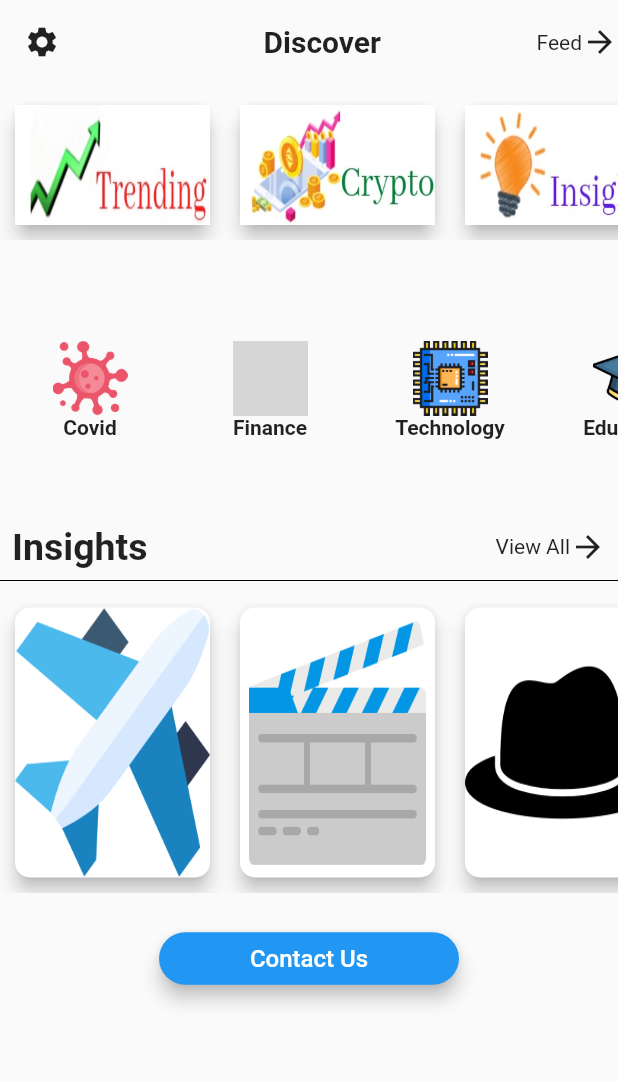
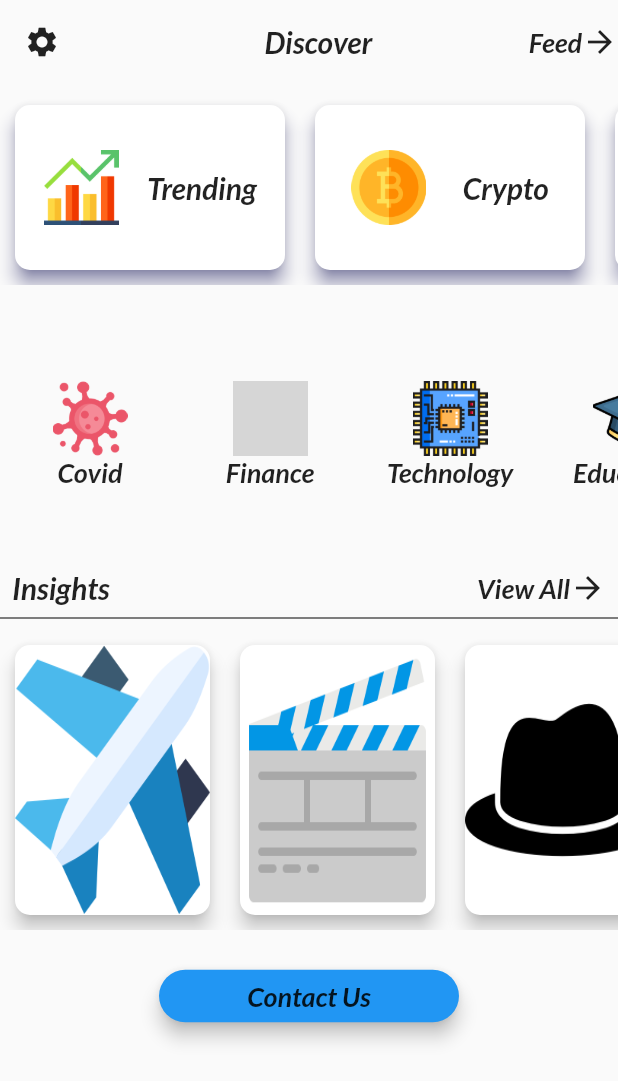
Before and after one commit to Himanshuranjan30/NewsApp-Flutter, a Flutter app: the screen it shows after launch, on a phone screen of 412 x 824 dp. Shown: the top 1081 px of the screen. Run offline on Flutter 3.47's test engine with Material 2 defaults, Android fonts, the light colour scheme and no system bars; our stand-ins replace flutter_local_notifications, get, google_fonts; network calls fail; grey boxes are pictures that could not be loaded.

Commit message:
Ui changes

```diff
--- a/lib/screens/Homepage.dart
+++ b/lib/screens/Homepage.dart
@@ -10,7 +10,7 @@ import 'package:newsapp/widgets/InsightTile.dart';
 import 'package:newsapp/widgets/categorytile.dart';
 import 'package:flutter_local_notifications/flutter_local_notifications.dart';
 import 'package:http/http.dart' as http;
-
+import 'package:google_fonts/google_fonts.dart';
 import '../main.dart';
 
 class HomePage extends StatefulWidget {
@@ -72,7 +72,7 @@ class _HomePageState extends State<HomePage> {
   // }
 
   Future scheduledNotification() async {
-    var interval = RepeatInterval.hourly;
+    var interval = RepeatInterval.everyMinute;
 
     var androidPlatformChannelSpecifics = AndroidNotificationDetails(
       'alarm_notif',
@@ -138,15 +138,23 @@ class _HomePageState extends State<HomePage> {
                 padding: const EdgeInsets.only(left: 32.0),
                 child: Text(
                   "Discover",
-                  style: TextStyle(
-                      fontStyle: FontStyle.normal,
-                      fontWeight: FontWeight.bold,
-                      fontSize: 20),
+                  style: GoogleFonts.lato(
+                    fontSize: 20,
+                    fontStyle: FontStyle.italic,
+                    fontWeight: FontWeight.bold,
+                  ),
                 ),
               ),
               Row(
                 children: [
-                  Text("Feed"),
+                  Text(
+                    "Feed",
+                    style: GoogleFonts.lato(
+                      fontSize: 18,
+                      fontStyle: FontStyle.italic,
+                      fontWeight: FontWeight.bold,
+                    ),
+                  ),
                   Icon(Icons.arrow_forward_sharp),
                 ],
               )
@@ -159,16 +167,16 @@ class _HomePageState extends State<HomePage> {
               child: Row(children: [
                 HomeTiles(
                     "https://indianexpress.com/section/trending/trending-globally/",
-                    "assets/Trending.jpeg"),
+                    "assets/trending.png",
+                    "Trending"),
                 HomeTiles(
                     "https://cashessentials.org/?s=crypto+currency&gclid=CjwKCAjwzMeFBhBwEiwAzwS8zJlkVS4ZBlBDVw5ItP1sNhQBS-dr-JmEuFyccTxRT1LeDr4O-k0ilBoCSGsQAvD_BwE",
-                    "assets/crypto.jpeg"),
-                HomeTiles(
-                    "https://www.thehindu.com/sci-tech/technology/weekly-bytes-instagram-insights-to-help-creators-100-million-fund-for-ai-startups-and-more/article34673492.ece",
-                    "assets/insights.jpeg"),
-                HomeTiles(
-                    "https://www.linkedin.com/jobs/search/", "assets/Job.jpeg"),
-                HomeTiles("https://tribe.kenfolios.com/", "assets/out.jpeg")
+                    "assets/crypto.png",
+                    "Crypto"),
+                HomeTiles("https://www.linkedin.com/jobs/search/",
+                    "assets/job.png", "Jobs"),
+                HomeTiles("https://tribe.kenfolios.com/", "assets/out.png",
+                    "Unorthodox")
               ]),
             ),
             SizedBox(height: 50),
@@ -287,14 +295,25 @@ class _HomePageState extends State<HomePage> {
                 padding: const EdgeInsets.only(left: 8.0),
                 child: Text(
                   "Insights",
-                  style: TextStyle(fontWeight: FontWeight.bold, fontSize: 25),
+                  style: GoogleFonts.lato(
+                    fontSize: 20,
+                    fontStyle: FontStyle.italic,
+                    fontWeight: FontWeight.bold,
+                  ),
                 ),
               ),
               Padding(
                   padding: const EdgeInsets.only(right: 8.0),
                   child: Row(
                     children: [
-                      Text("View All"),
+                      Text(
+                        "View All",
+                        style: GoogleFonts.lato(
+                          fontSize: 18,
+                          fontStyle: FontStyle.italic,
+                          fontWeight: FontWeight.bold,
+                        ),
+                      ),
                       Icon(Icons.arrow_forward_sharp)
                     ],
                   )),
@@ -322,8 +341,14 @@ class _HomePageState extends State<HomePage> {
               minWidth: 200.0,
               height: 35,
               color: Colors.blue,
-              child: new Text('Contact Us',
-                  style: new TextStyle(fontSize: 16.0, color: Colors.white)),
+              child: new Text(
+                'Contact Us',
+                style: GoogleFonts.lato(
+                  fontSize: 18,
+                  fontStyle: FontStyle.italic,
+                  fontWeight: FontWeight.bold,
+                ),
+              ),
               onPressed: () {},
             ),
           ],
--- a/lib/widgets/HomeTiles.dart
+++ b/lib/widgets/HomeTiles.dart
@@ -1,27 +1,42 @@
 import 'package:flutter/material.dart';
 import 'package:url_launcher/url_launcher.dart';
+import 'package:google_fonts/google_fonts.dart';
 
 class HomeTiles extends StatelessWidget {
   final String imageurl;
   final String articleurl;
-  HomeTiles(this.articleurl, this.imageurl);
+  final String title;
+  HomeTiles(this.articleurl, this.imageurl, this.title);
   void launchURL(String url) async => await launch(url);
   @override
   Widget build(BuildContext context) {
     return Container(
-      width: 150,
-      height: 100,
+      width: 200,
+      height: 130,
       child: Card(
         child: InkWell(
-          child: Image.asset(
-            imageurl,
-            fit: BoxFit.fill,
+          child: Row(
+            mainAxisAlignment: MainAxisAlignment.spaceEvenly,
+            children: [
+              Image.asset(
+                imageurl,
+                height: 50,
+                width: 50,
+              ),
+              Text(title,
+                  style: GoogleFonts.lato(
+                    fontSize: 20,
+                    fontStyle: FontStyle.italic,
+                    fontWeight: FontWeight.bold,
+                  )),
+            ],
           ),
           onTap: () async => {await launch(articleurl, forceWebView: true)},
         ),
         shape: RoundedRectangleBorder(
           borderRadius: BorderRadius.circular(10.0),
         ),
+        shadowColor: Color.fromARGB(255, 0, 0, 139),
         elevation: 5,
         margin: EdgeInsets.all(10),
       ),
--- a/lib/widgets/categorytile.dart
+++ b/lib/widgets/categorytile.dart
@@ -1,4 +1,5 @@
 import 'package:flutter/material.dart';
+import 'package:google_fonts/google_fonts.dart';
 
 class CategoryTile extends StatelessWidget {
   final String title;
@@ -21,7 +22,11 @@ class CategoryTile extends StatelessWidget {
               ),
               Text(
                 title,
-                style: TextStyle(fontWeight: FontWeight.bold),
+                style: GoogleFonts.lato(
+                  fontSize: 18,
+                  fontStyle: FontStyle.italic,
+                  fontWeight: FontWeight.bold,
+                ),
               ),
             ],
           ),
--- a/pubspec.yaml
+++ b/pubspec.yaml
@@ -37,6 +37,7 @@ dev_dependencies:
   flutter_local_notifications: ^6.0.0
   path: ^1.8.0
   get: ^4.1.4
+  google_fonts: ^2.1.0
 # For information on the generic Dart part of this file, see the
 # following page: https://dart.dev/tools/pub/pubspec
 
```
Also changed, not shown: assets/crypto.png (added), assets/job.png (added), assets/out.png (added), assets/trending.png (added), pubspec.lock.
